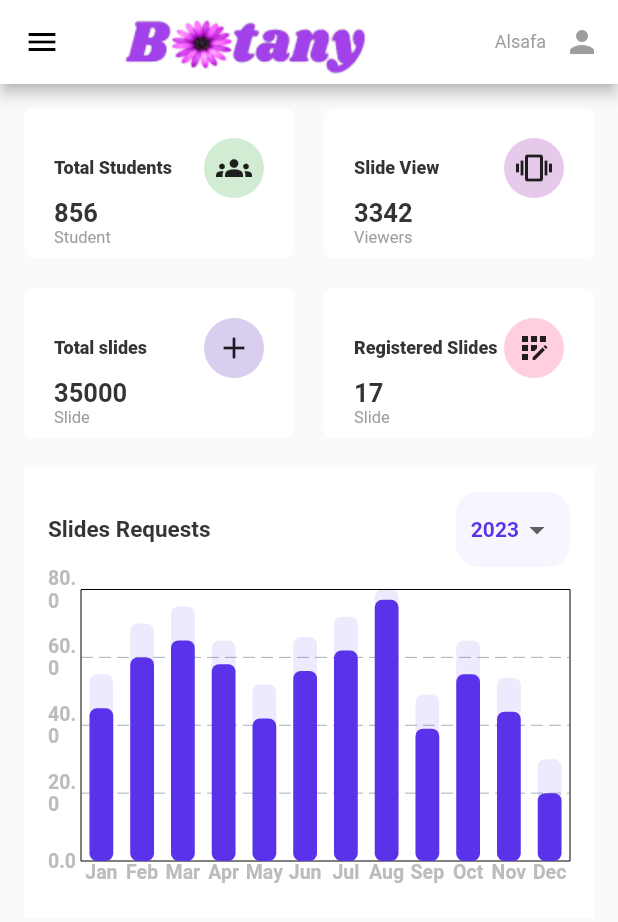
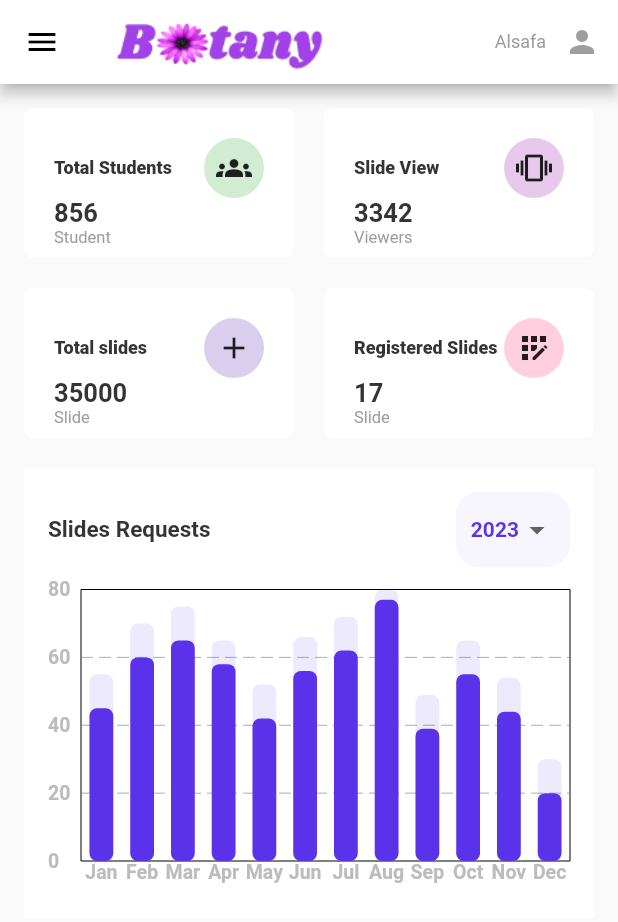
Before and after one commit to Rehab-Hamdi/Digital-System-for-Botany-Slides, a Flutter app: the MobileDrawerMenu screen opened by its route, on a phone screen of 412 x 824 dp. Shown: the top 922 px of the screen. Run offline on Flutter 3.47's test engine with Material 2 defaults, Android fonts, the phone set to English and light mode, and no system bars; drawn by our look-alikes of fl_chart; our stand-ins replace curved_navigation_bar, firebase_auth, firebase_core, shared_preferences, sizer, table_calendar; missing offline and left inert: vertical_tabs_flutter; accounts and stored records are empty.

Commit message:
mobile dash responsive

```diff
--- a/lib/core/components/smallScreen_drawer_menu.dart
+++ b/lib/core/components/smallScreen_drawer_menu.dart
@@ -1,8 +1,6 @@
 import 'package:flutter/material.dart';
 import 'package:our_test_project/core/styles/colors.dart';
-import 'package:our_test_project/presentation/dashboard_application_screens/add_user/mobile_add_new_user_view.dart';
 import 'package:our_test_project/presentation/dashboard_application_screens/dashboard_main_screen/desktop_dashboard_view.dart';
-import 'package:our_test_project/presentation/dashboard_application_screens/dashboard_main_screen/mobile_dashboard_view.dart';
 import 'package:our_test_project/presentation/dashboard_application_screens/reports/reports_view.dart';
 import 'package:our_test_project/presentation/dashboard_application_screens/requests/desktop_request_view.dart';
 import 'package:our_test_project/presentation/dashboard_application_screens/users/users_view.dart';
@@ -42,16 +40,16 @@ class _MobileDrawerMenuState extends State<MobileDrawerMenu> {
     return Scaffold(
       appBar: AppBar(
         backgroundColor: Colors.white,
-        iconTheme: IconThemeData(
+        iconTheme: const IconThemeData(
           color: Colors.black, // change the color here
         ),
         title: Padding(
-          padding: const EdgeInsets.all(8.0),
-          child: Image.asset('assets/icons/botany_icon2.png',),
+          padding: const EdgeInsets.all(3.0),
+          child: Image.asset('assets/icons/botany_icon2.png', width: MediaQuery.of(context).size.width/2.8,),
         ),
         actions: [
           Center(child: Text('Alsafa', style: Theme.of(context).textTheme.headline5,)),
-          IconButton(onPressed: (){}, icon: Icon(Icons.person), color: Colors.grey,),
+          IconButton(onPressed: (){}, icon: const Icon(Icons.person), color: Colors.grey,),
         ],
       ),
       drawer: Drawer(
@@ -70,7 +68,7 @@ class _MobileDrawerMenuState extends State<MobileDrawerMenu> {
         // shows the list of menu drawer
         children: [
           SizedBox(
-            height: MediaQuery.of(context).size.height*0.02
+              height: MediaQuery.of(context).size.height*0.02
           ),
           menuItem(1, "Dashboard", Icons.dashboard,
               currentPage == DrawerSections.dashboard ? true : false),
--- a/lib/presentation/auth/login/mobile_login_view.dart
+++ b/lib/presentation/auth/login/mobile_login_view.dart
@@ -5,11 +5,11 @@ import 'package:our_test_project/core/custom_widgets/password_field.dart';
 import 'package:our_test_project/core/custom_widgets/text_field.dart';
 import 'package:our_test_project/core/styles/colors.dart';
 import 'package:our_test_project/presentation/user_application_screens/home/home_view.dart';
-import 'package:shared_preferences/shared_preferences.dart';
+import 'package:provider/provider.dart';
 import 'package:sizer/sizer.dart';
+
 import 'login_navigator.dart';
 import 'login_view_model.dart';
-import 'package:provider/provider.dart';
 
 class MobileLoginView extends StatefulWidget {
   const MobileLoginView({Key? key}) : super(key: key);
--- a/lib/presentation/dashboard_application_screens/dashboard_main_screen/modules/analytic_cards.dart
+++ b/lib/presentation/dashboard_application_screens/dashboard_main_screen/modules/analytic_cards.dart
@@ -26,8 +26,9 @@ class AnalyticCards extends StatelessWidget {
         ),
         mobileWidget: AnalyticInfoCardGridView( // size = 511
           crossAxisCount: 2,
-          childAspectRatio: size.width <= 511 ? 1.8 : 2,
-          textSize: size.width <= 511 ? 1 : 0,
+          childAspectRatio: size.width <= 395 ? 1.3 : (size.width <= 511 && size.width > 395 ? 1.8 : 2),
+          textSize: size.width <= 395 ? 3 : (size.width <= 511 && size.width > 395 ? 1 : 0) ,
+          iconSize: size.width < 395  ? 2 : 0,
           size: size.width,
         ),
       ),
@@ -72,6 +73,7 @@ class AnalyticInfoCardGridView extends StatelessWidget {
             iconSize: iconSize,
           ),
         ),
+        //Center(child: Text("$size")),
       ],
     );
   }
--- a/lib/presentation/dashboard_application_screens/dashboard_main_screen/modules/bar_char_slides_request.dart
+++ b/lib/presentation/dashboard_application_screens/dashboard_main_screen/modules/bar_char_slides_request.dart
@@ -50,7 +50,7 @@ class BarChartSlidesRequest extends StatelessWidget {
             sideTitles: SideTitles(
               showTitles: true,
               getTitlesWidget: (double y, TitleMeta meta){
-                return Text('$y', style: style,);
+                return Text(y.toInt().toString(), style: style,);
               },
             ),
           ),
```
